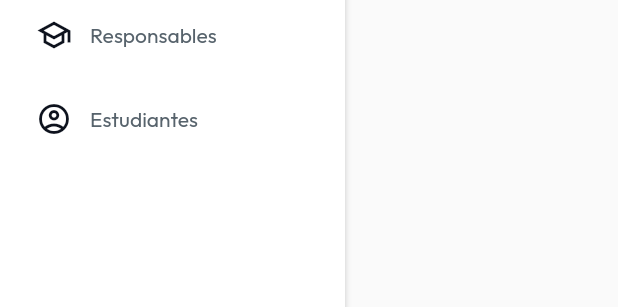
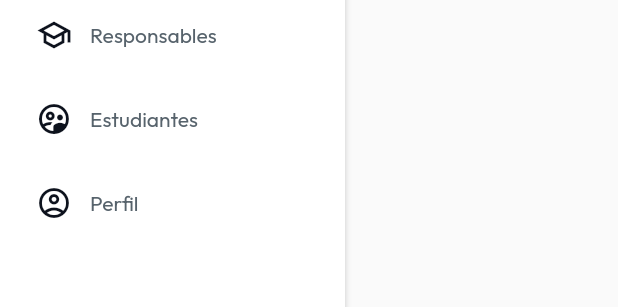
Before and after one commit to xHakris/Proyecto-DAS, a Flutter app: the SideBarNavWidget widget shown alone on an empty page, opened directly, on a phone screen of 412 x 824 dp. Shown: the part 328-635 px from the top of the screen. Run offline on Flutter 3.47's test engine with Material 2 defaults, Android fonts, the phone set to English and light mode, and no system bars; our stand-ins replace auto_size_text, cached_network_image, cloud_firestore, dropdown_button2, file_picker, firebase_auth and 17 more; missing offline and left inert: json_path, mime_type; accounts and stored records are empty.

Commit message:
Pequenos cambios [Edison Chancusig]

```diff
--- a/lib/components/side_bar_nav_widget.dart
+++ b/lib/components/side_bar_nav_widget.dart
@@ -218,7 +218,7 @@ class _SideBarNavWidgetState extends State<SideBarNavWidget> {
                         padding:
                             EdgeInsetsDirectional.fromSTEB(0.0, 0.0, 12.0, 0.0),
                         child: Icon(
-                          Icons.account_circle_outlined,
+                          Icons.supervised_user_circle_outlined,
                           color: FlutterFlowTheme.of(context).primaryText,
                           size: 24.0,
                         ),
@@ -232,6 +232,37 @@ class _SideBarNavWidgetState extends State<SideBarNavWidget> {
                 ),
               ),
             ),
+            Padding(
+              padding: EdgeInsetsDirectional.fromSTEB(0.0, 8.0, 0.0, 0.0),
+              child: Container(
+                width: double.infinity,
+                height: 48.0,
+                decoration: BoxDecoration(
+                  color: FlutterFlowTheme.of(context).secondaryBackground,
+                ),
+                child: Padding(
+                  padding: EdgeInsetsDirectional.fromSTEB(8.0, 4.0, 4.0, 4.0),
+                  child: Row(
+                    mainAxisSize: MainAxisSize.max,
+                    children: [
+                      Padding(
+                        padding:
+                            EdgeInsetsDirectional.fromSTEB(0.0, 0.0, 12.0, 0.0),
+                        child: Icon(
+                          Icons.account_circle_outlined,
+                          color: FlutterFlowTheme.of(context).primaryText,
+                          size: 24.0,
+                        ),
+                      ),
+                      Text(
+                        'Perfil',
+                        style: FlutterFlowTheme.of(context).bodyMedium,
+                      ),
+                    ],
+                  ),
+                ),
+              ),
+            ),
           ],
         ),
       ),
```
